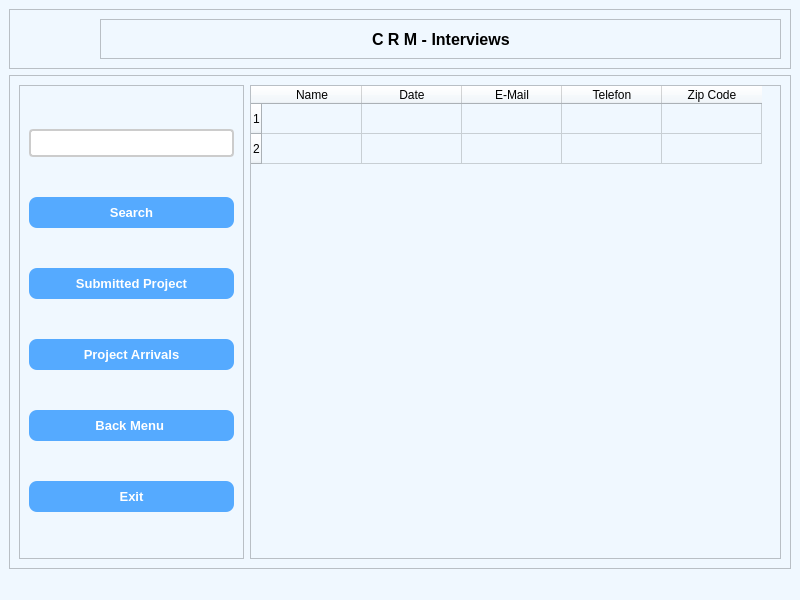
This is interviews.ui in mithat720/Python-Module-Week7 as Qt 5 draws it before an edit. The edited form follows.
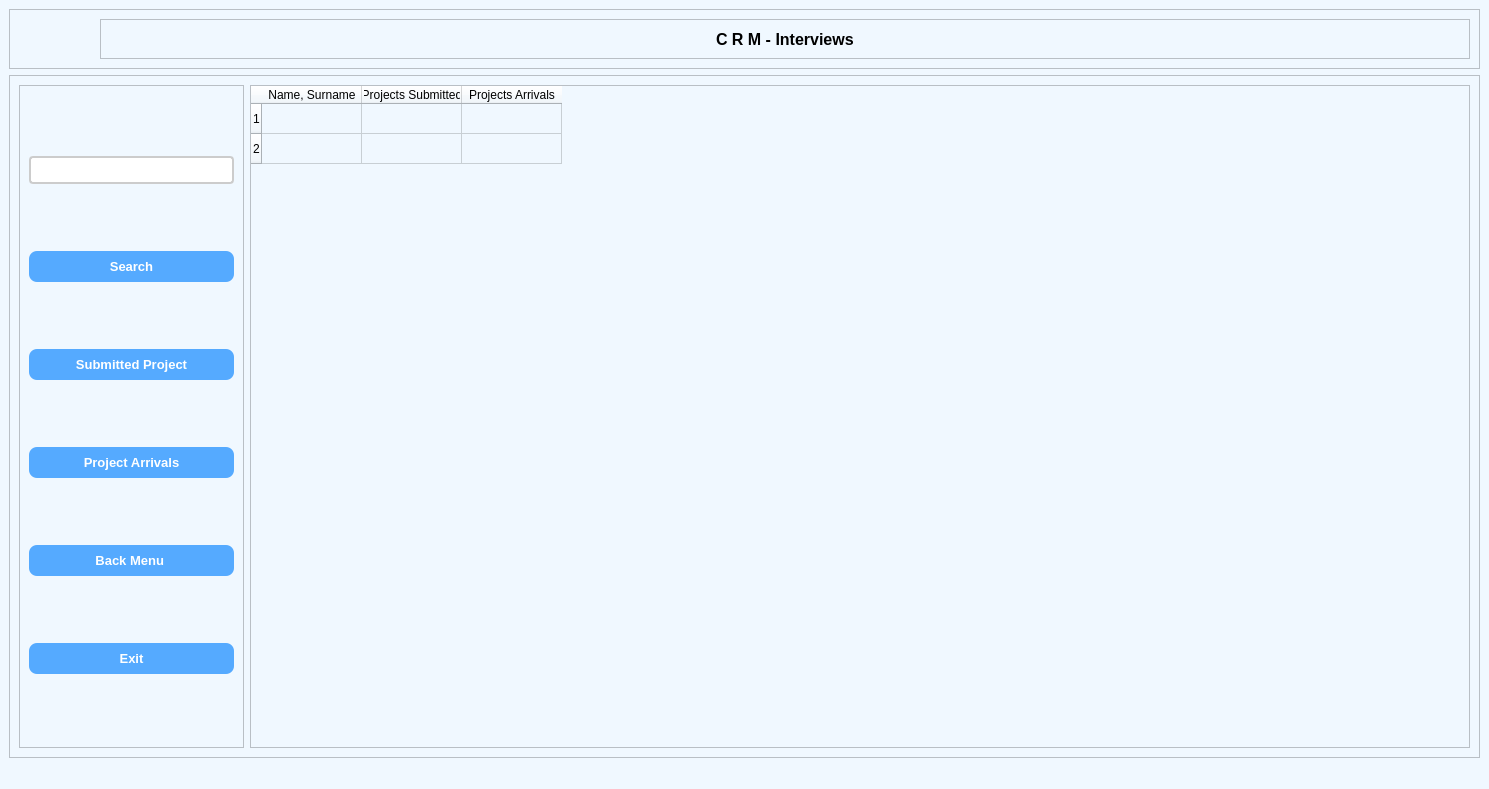
This is the edited form. Icons and pictures are not drawn.

Commit message: admin menu

What changed in the file:
```diff
--- a/interviews.ui
+++ b/interviews.ui
@@ -6,8 +6,8 @@
    <rect>
     <x>0</x>
     <y>0</y>
-    <width>800</width>
-    <height>600</height>
+    <width>1489</width>
+    <height>789</height>
    </rect>
   </property>
   <property name="font">
@@ -443,27 +443,17 @@
          </row>
          <column>
           <property name="text">
-           <string>Name</string>
+           <string>Name, Surname</string>
           </property>
          </column>
          <column>
           <property name="text">
-           <string>Date</string>
+           <string>Projects Submitted</string>
           </property>
          </column>
          <column>
           <property name="text">
-           <string>E-Mail</string>
-          </property>
-         </column>
-         <column>
-          <property name="text">
-           <string>Telefon</string>
-          </property>
-         </column>
-         <column>
-          <property name="text">
-           <string>Zip Code</string>
+           <string>Projects Arrivals</string>
           </property>
          </column>
         </widget>
```
The commit also changes 2 other files.
